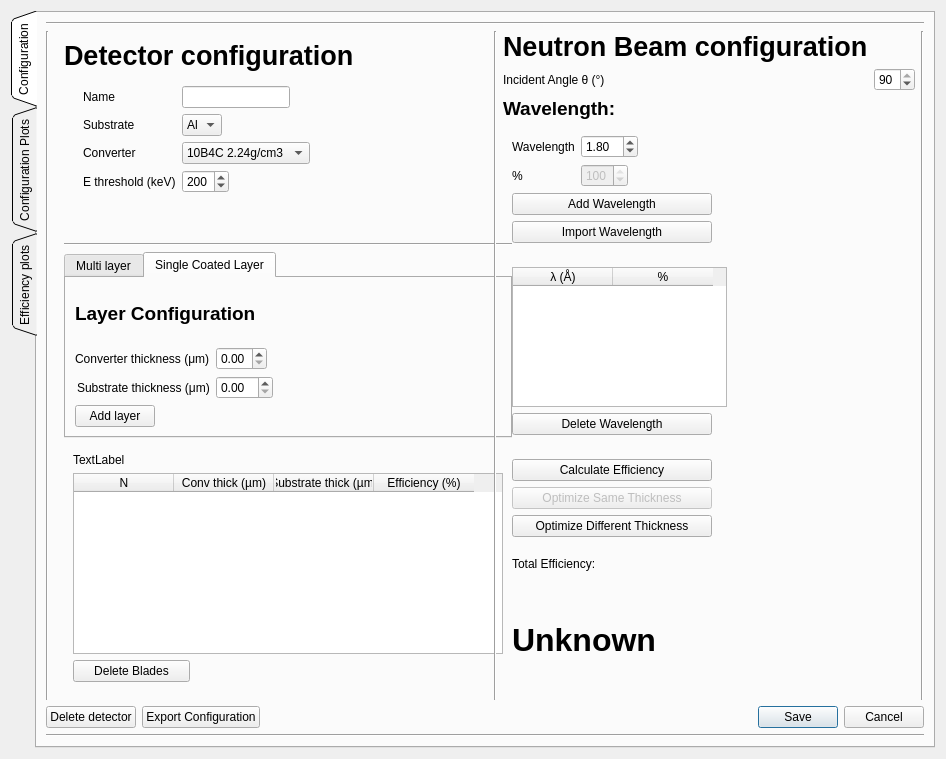
ess-dg/dg_efficiencyCalculator, file efficiencyCalculator/detectorDialogTab.ui: the form before one commit.
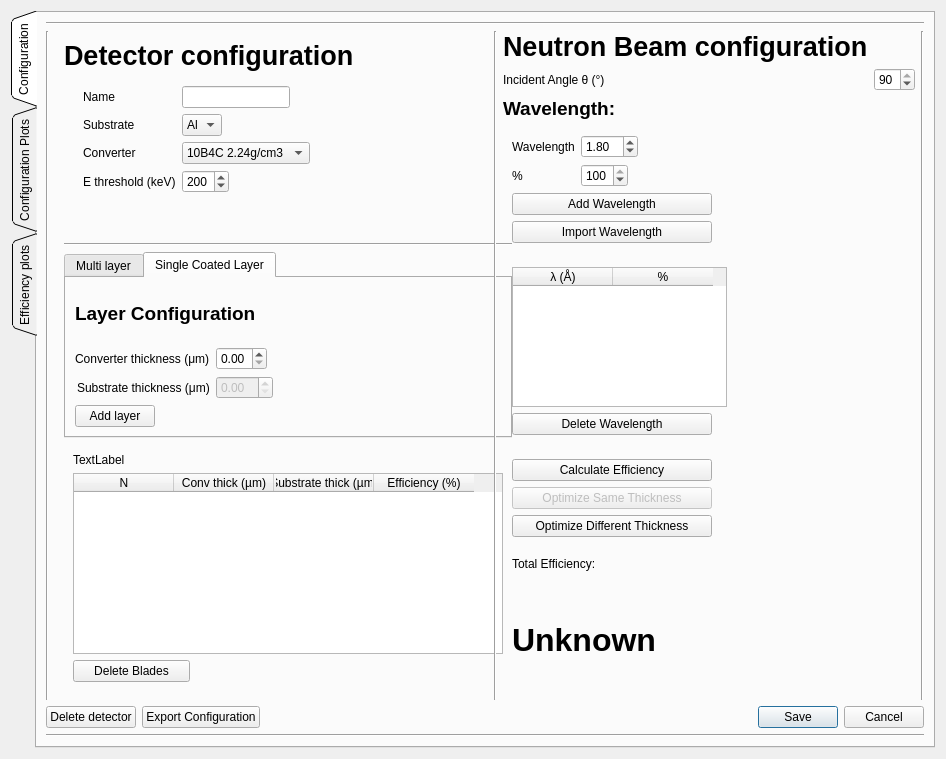
The form after the commit. The open tabs and pages were chosen to show the change.

Commit message: fixed units from plots and ui

The edit to the form file:
```diff
--- a/efficiencyCalculator/detectorDialogTab.ui
+++ b/efficiencyCalculator/detectorDialogTab.ui
@@ -359,7 +359,11 @@
                          </widget>
                         </item>
                         <item row="4" column="1">
-                         <widget class="QDoubleSpinBox" name="subsSingleSpinBox"/>
+                         <widget class="QDoubleSpinBox" name="subsSingleSpinBox">
+                          <property name="enabled">
+                           <bool>false</bool>
+                          </property>
+                         </widget>
                         </item>
                        </layout>
                       </item>
@@ -552,7 +556,7 @@
                         <item row="1" column="1">
                          <widget class="QSpinBox" name="percentPoliSpinBox">
                           <property name="enabled">
-                           <bool>false</bool>
+                           <bool>true</bool>
                           </property>
                           <property name="maximum">
                            <number>100</number>
```
Left out of the diff: 6 changed lines with no effect on the pictures. The commit also changes 1 other file.
